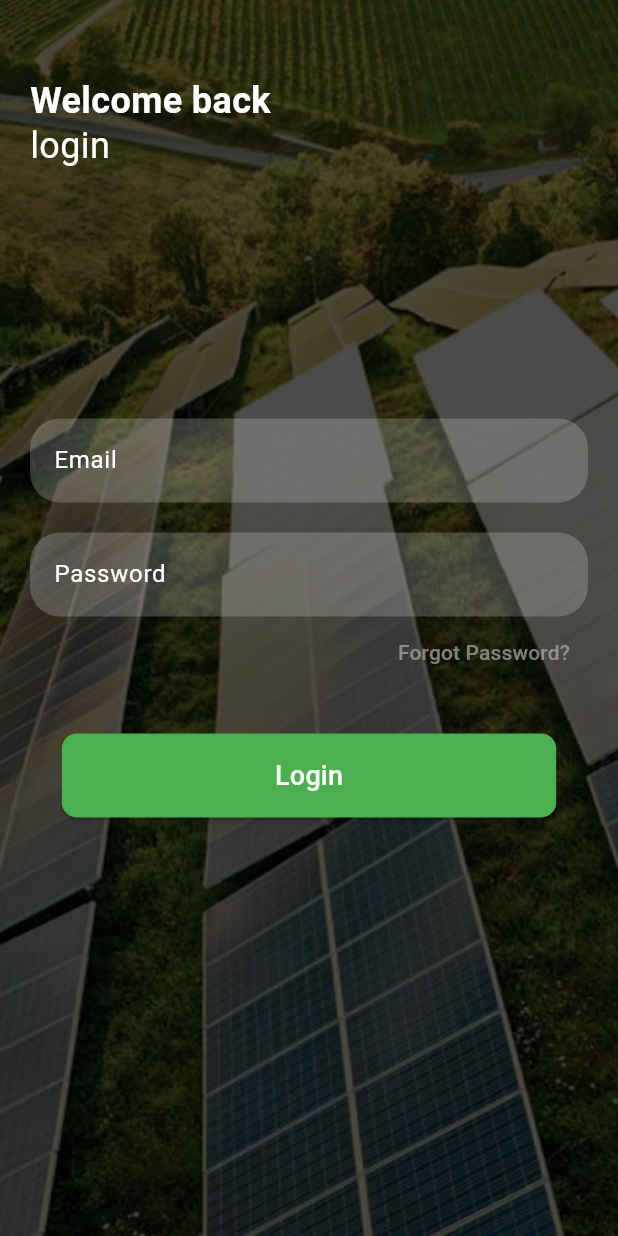
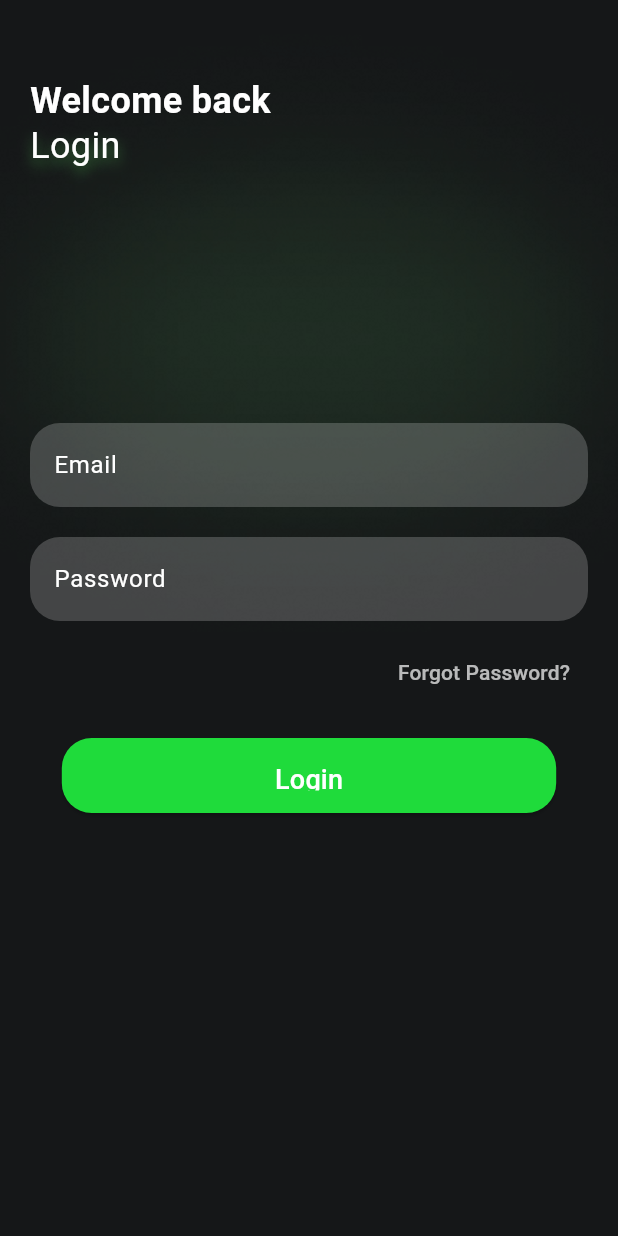
Before and after one commit to khalouiyesser/InnovictusPIMFlutter, a Flutter app: the screen it shows after launch, after a tap on "Get Started", on a phone screen of 412 x 824 dp. Run offline on Flutter 3.47's test engine with Material 3 defaults, Android fonts, the phone set to English and light mode, and no system bars.

Commit message:
modigy login page

```diff
--- a/lib/views/login_view.dart
+++ b/lib/views/login_view.dart
@@ -1,4 +1,5 @@
 import 'package:flutter/material.dart';
+import 'dart:ui';
 
 class LoginView extends StatelessWidget {
   @override
@@ -6,27 +7,21 @@ class LoginView extends StatelessWidget {
     return Scaffold(
       resizeToAvoidBottomInset:
           false, // Disable resizing of the screen when keyboard appears
-
       body: Stack(
         children: [
-          // Background Image
           Positioned.fill(
             child: Image.asset(
-              'assets/panel.png', // Your image path
-              fit: BoxFit.cover, // Full screen cover
+              "assets/Pulse.png", // Your background image
+              fit: BoxFit.cover, // Ensures the image covers the entire screen
             ),
           ),
 
-          // Semi-transparent Dark Overlay
-          Positioned.fill(
-            child: Container(
-              color: Colors.black.withOpacity(0.7), // Dark overlay
-              child: Center(
+          // Centered form content
+          Center(
             child: Padding(
               padding: const EdgeInsets.symmetric(horizontal: 20.0),
               child: Column(
                 mainAxisSize: MainAxisSize.min, // To center the form
-                    crossAxisAlignment: CrossAxisAlignment.center,
                 children: [
                   // Email input field
                   TextField(
@@ -41,7 +36,8 @@ class LoginView extends StatelessWidget {
                       ),
                     ),
                   ),
-                      SizedBox(height: 20), // Space between the fields
+                  SizedBox(height: 20), // Space between fields
+
                   // Password input field
                   TextField(
                     obscureText: true, // To hide the password text
@@ -56,39 +52,35 @@ class LoginView extends StatelessWidget {
                       ),
                     ),
                   ),
+                  SizedBox(height: 10),
 
-                      Row(
-                        mainAxisAlignment:
-                            MainAxisAlignment.end, // Aligns text to the right
-                        children: [
-                          TextButton(
-                            onPressed: () {
-                              // Add your forgot password functionality here
-                            },
+                  // Forgot Password
+                  Align(
+                    alignment: Alignment.centerRight,
+                    child: TextButton(
+                      onPressed: () {},
                       child: Text(
                         "Forgot Password?",
                         style: TextStyle(
-                                color: const Color.fromARGB(173, 181, 179, 179),
+                          color: Colors.white70,
                           fontSize: 14,
                         ),
                       ),
                     ),
-                        ],
-                      )
-                        ,
-                        SizedBox(height: 30), // Space between forgot password and login button
+                  ),
+                  SizedBox(height: 20),
 
-                      // Container for the button to set width
+                  // Login Button
                   Container(
-                        width: MediaQuery.of(context).size.width * 0.8, // 80% width of screen
+                    width: MediaQuery.of(context).size.width * 0.8, // 80% width
+                    height: 50,
                     child: ElevatedButton(
-                          onPressed: () {
-                            // Add login functionality here
-                          },
+                      onPressed: () {},
                       style: ElevatedButton.styleFrom(
-                            backgroundColor: Colors.green, // Green background color
+                        backgroundColor: const Color.fromARGB(
+                            255, 31, 219, 59), // Green background color
                         shape: RoundedRectangleBorder(
-                              borderRadius: BorderRadius.circular(10),
+                          borderRadius: BorderRadius.circular(20),
                         ),
                         padding: EdgeInsets.symmetric(vertical: 15),
                       ),
@@ -101,20 +93,12 @@ class LoginView extends StatelessWidget {
                       ),
                     ),
                   ),
-  // Container for the button to set width
-
-
-
-
-
                 ],
               ),
             ),
           ),
-            ),
-          ),
 
-// "Login" at the Top Left
+          // "Welcome back" text with subtle green glow effect
           Positioned(
             top: 50, // Adjust as needed
             left: 20, // Adjust as needed
@@ -124,19 +108,35 @@ class LoginView extends StatelessWidget {
                 color: Colors.white,
                 fontSize: 24,
                 fontWeight: FontWeight.bold,
+                shadows: [
+                  Shadow(
+                    color: const Color.fromARGB(255, 255, 255, 255)
+                        .withOpacity(0), // Green shadow
+                    offset: Offset(0, 4),
+                    blurRadius: 10,
+                  ),
+                ],
               ),
             ),
           ),
 
+          // "Login" text with green effect
           Positioned(
             top: 80, // Adjust as needed
             left: 20, // Adjust as needed
             child: Text(
-              "login ",
+              "Login",
               style: TextStyle(
                 color: Colors.white,
                 fontSize: 24,
                 fontWeight: FontWeight.normal,
+                shadows: [
+                  Shadow(
+                    color: Colors.green.withOpacity(0.6), // Green shadow
+                    offset: Offset(0, 4),
+                    blurRadius: 10,
+                  ),
+                ],
               ),
             ),
           ),
```
Also changed, not shown: assets/Pulse.png (added), assets/batterie.jpg (added), assets/green.jpg (added), assets/lampe.jpg (added), assets/login.jpg (added), assets/png-clipart-smoke-desktop-green-smoke-photography-color-thumbnail.png (added), assets/shadow.jpg (added). Lines whose indentation alone changed are shown as unchanged.
